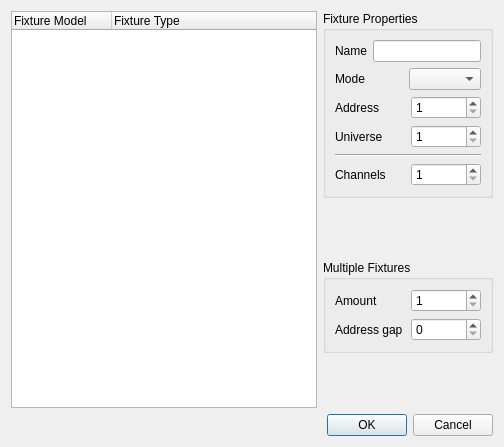
Before: the Qt Designer form branches/qt4/main/src/addfixture.ui in Bondzio/qlc, drawn with Qt 5.
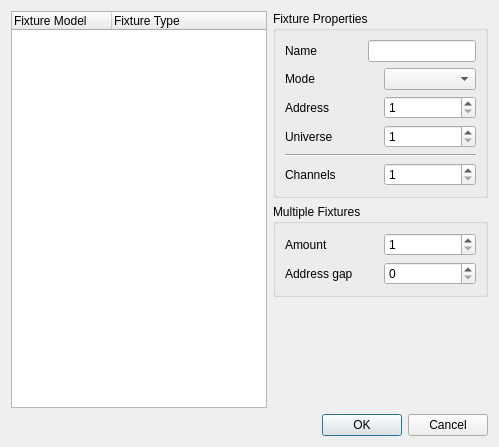
After: the same form once the commit is applied.

Commit message: * TODO: * main/Makefile.am: * main/src/addfixture.ui: * main/src/chasereditor.ui: * main/src/collection.cpp: * main/src/collection.h: * main/src/collectioneditor.cpp: * main/src/collectioneditor.h: * main/src/collectioneditor.ui: * main/src/doc.cpp: * main/src/fixturemanager.cpp: * main/src/function.cpp: * main/src/functioncollection.cpp: * main/src/functioncollection.h: * main/src/functioncollectioneditor.cpp: * main/src/functioncollectioneditor.h: * main/src/functioncollectioneditor.ui: * main/src/functionmanager.cpp: * main/src/sceneeditor.cpp: * main/src/sceneeditor.ui:

What changed in the file:
```diff
--- a/branches/qt4/main/src/addfixture.ui
+++ b/branches/qt4/main/src/addfixture.ui
@@ -5,7 +5,7 @@
    <rect>
     <x>0</x>
     <y>0</y>
-    <width>504</width>
+    <width>499</width>
     <height>447</height>
    </rect>
   </property>
@@ -17,6 +17,12 @@
     <layout class="QHBoxLayout" >
      <item>
       <widget class="QTreeWidget" name="m_tree" >
+       <property name="sizePolicy" >
+        <sizepolicy vsizetype="Expanding" hsizetype="Preferred" >
+         <horstretch>0</horstretch>
+         <verstretch>0</verstretch>
+        </sizepolicy>
+       </property>
        <column>
         <property name="text" >
          <string>Fixture Model</string>
@@ -49,7 +55,7 @@
             <item>
              <widget class="QLineEdit" name="m_nameEdit" >
               <property name="sizePolicy" >
-               <sizepolicy vsizetype="Fixed" hsizetype="Preferred" >
+               <sizepolicy vsizetype="Preferred" hsizetype="Preferred" >
                 <horstretch>0</horstretch>
                 <verstretch>0</verstretch>
                </sizepolicy>
@@ -68,7 +74,14 @@
              </widget>
             </item>
             <item>
-             <widget class="QComboBox" name="m_modeCombo" />
+             <widget class="QComboBox" name="m_modeCombo" >
+              <property name="sizePolicy" >
+               <sizepolicy vsizetype="Preferred" hsizetype="Preferred" >
+                <horstretch>0</horstretch>
+                <verstretch>0</verstretch>
+               </sizepolicy>
+              </property>
+             </widget>
             </item>
            </layout>
           </item>
@@ -83,6 +96,12 @@
             </item>
             <item>
              <widget class="QSpinBox" name="m_addressSpin" >
+              <property name="sizePolicy" >
+               <sizepolicy vsizetype="Preferred" hsizetype="Preferred" >
+                <horstretch>0</horstretch>
+                <verstretch>0</verstretch>
+               </sizepolicy>
+              </property>
               <property name="minimum" >
                <number>1</number>
               </property>
@@ -104,6 +123,12 @@
             </item>
             <item>
              <widget class="QSpinBox" name="m_universeSpin" >
+              <property name="sizePolicy" >
+               <sizepolicy vsizetype="Preferred" hsizetype="Preferred" >
+                <horstretch>0</horstretch>
+                <verstretch>0</verstretch>
+               </sizepolicy>
+              </property>
               <property name="minimum" >
                <number>1</number>
               </property>
@@ -132,6 +157,12 @@
             </item>
             <item>
              <widget class="QSpinBox" name="m_channelsSpin" >
+              <property name="sizePolicy" >
+               <sizepolicy vsizetype="Preferred" hsizetype="Preferred" >
+                <horstretch>0</horstretch>
+                <verstretch>0</verstretch>
+               </sizepolicy>
+              </property>
               <property name="minimum" >
                <number>1</number>
               </property>
@@ -145,19 +176,6 @@
          </layout>
         </widget>
        </item>
-       <item>
-        <spacer>
-         <property name="orientation" >
-          <enum>Qt::Vertical</enum>
-         </property>
-         <property name="sizeHint" >
-          <size>
-           <width>20</width>
-           <height>40</height>
-          </size>
-         </property>
-        </spacer>
-       </item>
        <item>
         <widget class="QGroupBox" name="groupBox_2" >
          <property name="title" >
@@ -175,6 +193,12 @@
             </item>
             <item>
              <widget class="QSpinBox" name="m_amountSpin" >
+              <property name="sizePolicy" >
+               <sizepolicy vsizetype="Preferred" hsizetype="Preferred" >
+                <horstretch>0</horstretch>
+                <verstretch>0</verstretch>
+               </sizepolicy>
+              </property>
               <property name="minimum" >
                <number>1</number>
               </property>
@@ -196,6 +220,12 @@
             </item>
             <item>
              <widget class="QSpinBox" name="m_gapSpin" >
+              <property name="sizePolicy" >
+               <sizepolicy vsizetype="Preferred" hsizetype="Preferred" >
+                <horstretch>0</horstretch>
+                <verstretch>0</verstretch>
+               </sizepolicy>
+              </property>
               <property name="maximum" >
                <number>128</number>
               </property>
```
Left out of the diff: 2 changed lines with no effect on the pictures. The commit also changes 15 other files.
